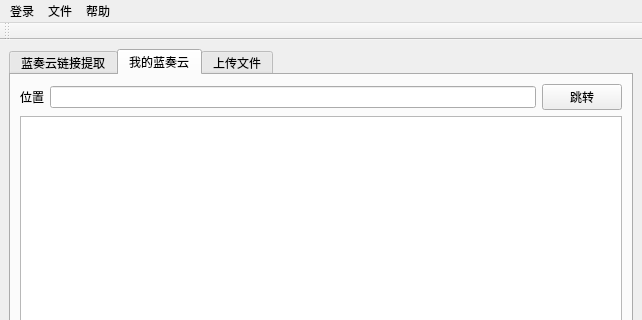
First picture: the form in lanzou.ui, repository rachpt/lanzou-gui, before the edit; both pictures show x 0 to 642 and y 0 to 320 of the 642 by 480 pixel window.
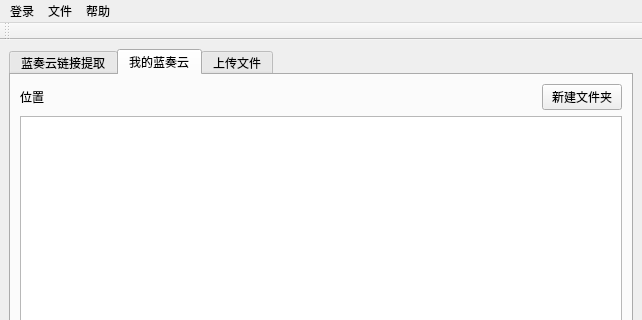
Second picture: the form after the edit.

Commit message: 完善新建文件夹与文件删除功能

```diff
--- a/lanzou.ui
+++ b/lanzou.ui
@@ -109,12 +109,22 @@
              </widget>
             </item>
             <item>
-             <widget class="QLineEdit" name="line_location"/>
+             <spacer name="horizontalSpacer">
+              <property name="orientation">
+               <enum>Qt::Horizontal</enum>
+              </property>
+              <property name="sizeHint" stdset="0">
+               <size>
+                <width>40</width>
+                <height>20</height>
+               </size>
+              </property>
+             </spacer>
             </item>
             <item>
              <widget class="QPushButton" name="btn_location">
               <property name="text">
-               <string>跳转</string>
+               <string>新建文件夹</string>
               </property>
              </widget>
             </item>
```
Left out of the diff: 12 changed lines with no effect on the pictures. Lines whose indentation alone changed are shown as unchanged. The commit also changes 4 other files.
